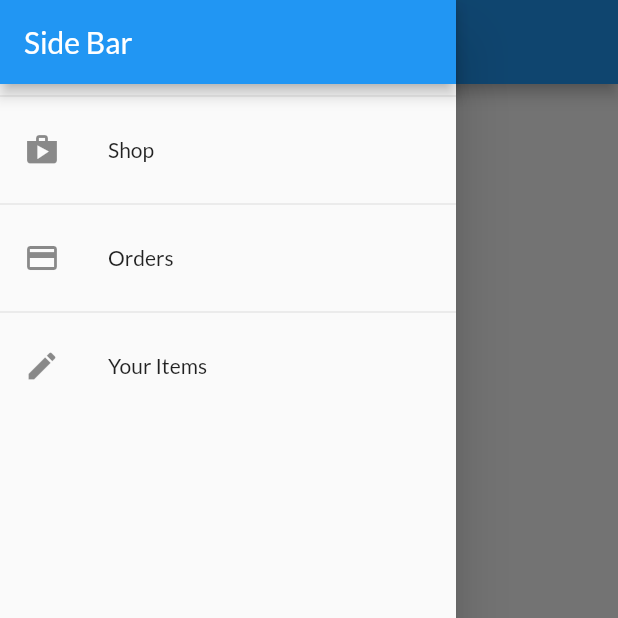
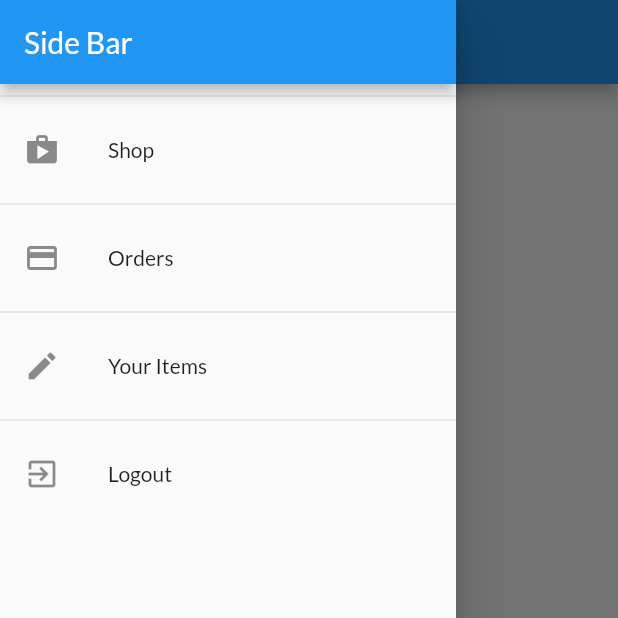
Before and after one commit to benjamin852/ShopApp, a Flutter app: the OrdersScreen screen opened by its route, with the side drawer open, on a phone screen of 412 x 824 dp, the top half of it. Run offline on Flutter 3.47's test engine with Material 2 defaults, Android fonts, the phone set to English and light mode, and no system bars; network calls fail.

```diff
--- a/lib/widgets/app_drawer.dart
+++ b/lib/widgets/app_drawer.dart
@@ -1,6 +1,10 @@
 import 'package:flutter/material.dart';
+import 'package:provider/provider.dart';
+
 import 'package:shop_app/screens/orders_screen.dart';
 import 'package:shop_app/screens/user_products_screen.dart';
+
+import 'package:shop_app/providers/auth.dart';
 
 class AppDrawer extends StatelessWidget {
   @override
@@ -33,6 +37,14 @@ class AppDrawer extends StatelessWidget {
             onTap: () => Navigator.of(context)
                 .pushReplacementNamed(UserProductsScreen.routeName),
           ),
+          Divider(),
+          ListTile(
+              leading: Icon(Icons.exit_to_app),
+              title: Text('Logout'),
+              onTap: () {
+                Navigator.of(context).pop();
+                Provider.of<Auth>(context, listen: false).logout();
+              }),
         ],
       ),
     );
```
Also changed, not shown: lib/providers/auth.dart (+8 -0 lines).
